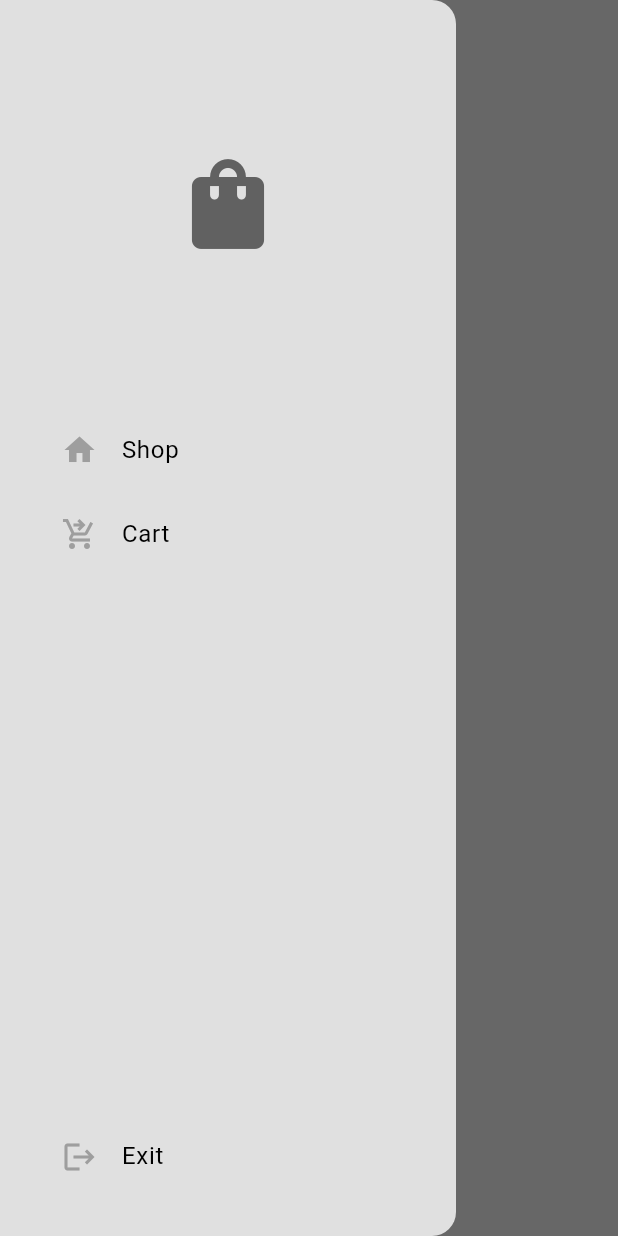
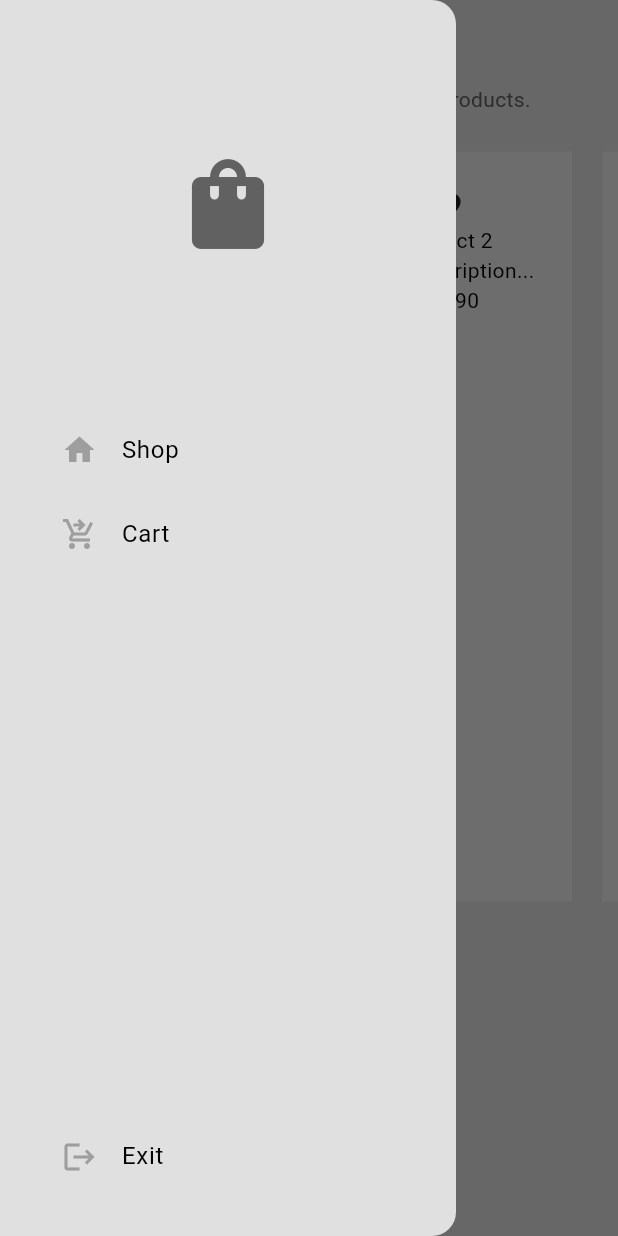
Before and after one commit to SteiKnight/newecom, a Flutter app: the ShopPage screen opened by its route, with the side drawer open, on a phone screen of 412 x 824 dp. Run offline on Flutter 3.47's test engine with Material 3 defaults, Android fonts, the light colour scheme and no system bars.

Commit message:
modified: initialized a shop page and connected provider

```diff
--- /dev/null
+++ b/lib/components/my_product_tile.dart
@@ -0,0 +1,37 @@
+import 'package:flutter/material.dart';
+import 'package:newecom/models/product.dart';
+
+class MyProductTile extends StatelessWidget {
+  final Product product;
+  const MyProductTile({
+    super.key,
+    required this.product,
+  });
+
+  @override
+  Widget build(BuildContext context) {
+    return Container(
+        child: Container(
+      color: Theme.of(context).colorScheme.primary,
+      padding: EdgeInsets.all(25),
+      margin: EdgeInsets.all(10),
+      child: Column(
+        children: [
+          //product Image
+          Icon(Icons.favorite),
+
+          //product name
+          Text(product.name),
+
+          //product description
+          Text(product.description),
+
+          //product price
+          Text(
+            product.price.toStringAsFixed(3),
+          )
+        ],
+      ),
+    ));
+  }
+}
--- a/lib/main.dart
+++ b/lib/main.dart
@@ -1,11 +1,18 @@
 import 'package:flutter/material.dart';
+import 'package:newecom/models/shop.dart';
 import 'package:newecom/pages/cart_page.dart';
 import 'package:newecom/pages/intro_page.dart';
 import 'package:newecom/pages/shop_page.dart';
 import 'package:newecom/themes/light_mode.dart';
+import 'package:provider/provider.dart';
 
 void main() {
-  runApp(const MyApp());
+  runApp(
+    ChangeNotifierProvider(
+      create: (context) => Shop(),
+      child: const MyApp(),
+    ),
+  );
 }
 
 class MyApp extends StatelessWidget {
--- a/lib/models/shop.dart
+++ b/lib/models/shop.dart
@@ -1,8 +1,9 @@
+import 'package:flutter/material.dart';
 import 'package:newecom/models/product.dart';
 
-class Shop {
+class Shop extends ChangeNotifier {
   //shop products
-  List<Product> _products = [
+  final List<Product> _products = [
     Product(
       name: 'Product 1',
       price: 69.99,
@@ -40,10 +41,12 @@ class Shop {
   //add to cart
   void addToCart(Product product) {
     _cart.add(product);
+    notifyListeners();
   }
 
   //remove from cart
   void removeFromCart(Product product) {
     _cart.remove(product);
+    notifyListeners();
   }
 }
--- a/lib/pages/shop_page.dart
+++ b/lib/pages/shop_page.dart
@@ -1,15 +1,48 @@
 import 'package:flutter/material.dart';
 import 'package:newecom/components/my_appbar.dart';
 import 'package:newecom/components/my_drawer.dart';
+import 'package:newecom/components/my_product_tile.dart';
+import 'package:newecom/models/shop.dart';
+import 'package:provider/provider.dart';
 
 class ShopPage extends StatelessWidget {
   const ShopPage({super.key});
 
   @override
   Widget build(BuildContext context) {
+    //access shop products
+    final products = context.watch<Shop>().products;
+
     return Scaffold(
       appBar: MyAppbar(
         text: 'Shop Page',
+      ),
+      body: ListView(
+        children: [
+          //subtitle
+          Center(
+            child: Text('Pick from a selected list of selected products.',
+                style: TextStyle(
+                  color: Theme.of(context).colorScheme.inversePrimary,
+                )),
+          ),
+
+          //list
+
+          SizedBox(
+            height: 550,
+            child: ListView.builder(
+              scrollDirection: Axis.horizontal,
+              padding: EdgeInsets.all(15),
+              itemCount: products.length,
+              itemBuilder: (context, index) {
+                return MyProductTile(
+                  product: products[index],
+                );
+              },
+            ),
+          ),
+        ],
       ),
       drawer: MyDrawer(),
     );
--- a/pubspec.yaml
+++ b/pubspec.yaml
@@ -34,6 +34,7 @@ dependencies:
   # The following adds the Cupertino Icons font to your application.
   # Use with the CupertinoIcons class for iOS style icons.
   cupertino_icons: ^1.0.8
+  provider: ^6.1.2
 
 dev_dependencies:
   flutter_test:
```
Also changed, not shown: pubspec.lock.
